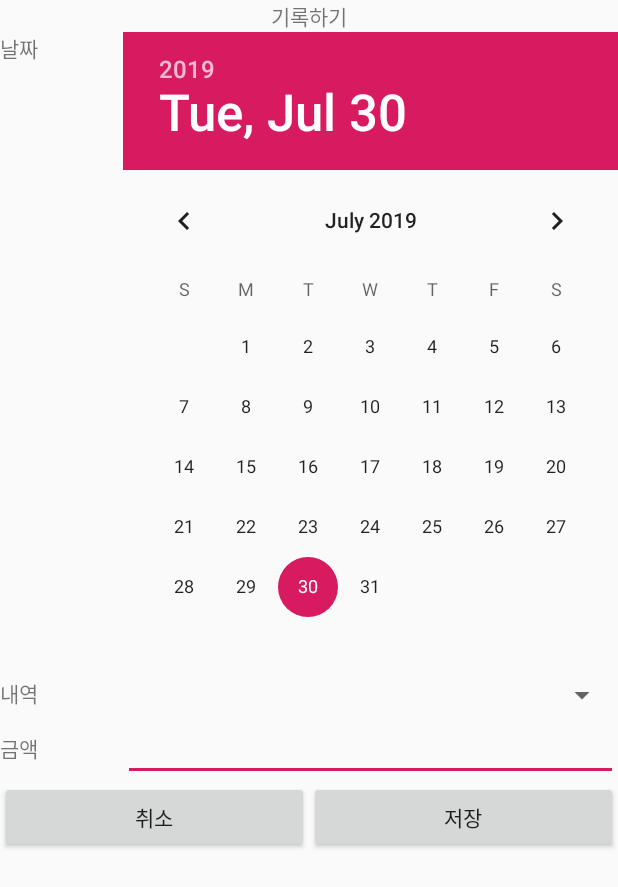
After one commit to thanksthanks/PocketMoney, an Android app: the WriteActivity screen opened directly, with no data from a screen before it, on a phone screen of 412 x 824 dp. The commit adds this screen. Shown: the top 887 px of the screen. Run offline under Robolectric (Android 15) with nearby library versions, the phone set to English and light mode, and no system bars.

Commit message:
수정(도연)

```diff
--- a/app/src/main/AndroidManifest.xml
+++ b/app/src/main/AndroidManifest.xml
@@ -9,8 +9,8 @@
         android:roundIcon="@mipmap/ic_launcher_round"
         android:supportsRtl="true"
         android:theme="@style/AppTheme">
-        <activity android:name=".Activity.LoginActivity">
-        </activity>
+        <activity android:name=".Activity.WriteActivity"></activity>
+        <activity android:name=".Activity.LoginActivity"></activity>
         <activity android:name=".Activity.MainActivity">
             <intent-filter>
                 <action android:name="android.intent.action.MAIN" />
--- a/app/src/main/java/com/example/pocketmoney/Activity/MainActivity.java
+++ b/app/src/main/java/com/example/pocketmoney/Activity/MainActivity.java
@@ -35,8 +35,8 @@ public class MainActivity extends AppCompatActivity {
 
         //탭생성
         mTabLayout.addTab(mTabLayout.newTab().setText("메인화면"));
-        mTabLayout.addTab(mTabLayout.newTab().setText("용돈기록장"));
-        mTabLayout.addTab(mTabLayout.newTab().setText("용돈기록하기"));
+        mTabLayout.addTab(mTabLayout.newTab().setText("용돈 기록장"));
+        mTabLayout.addTab(mTabLayout.newTab().setText("용돈 기록하기"));
         mTabLayout.addTab(mTabLayout.newTab().setText("게임하기"));
         mTabLayout.addTab(mTabLayout.newTab().setText("회원정보"));
         mTabLayout.setTabGravity(TabLayout.GRAVITY_FILL);
--- /dev/null
+++ b/app/src/main/java/com/example/pocketmoney/Activity/WriteActivity.java
@@ -0,0 +1,16 @@
+package com.example.pocketmoney.Activity;
+
+import androidx.appcompat.app.AppCompatActivity;
+
+import android.os.Bundle;
+
+import com.example.pocketmoney.R;
+
+public class WriteActivity extends AppCompatActivity {
+
+    @Override
+    protected void onCreate(Bundle savedInstanceState) {
+        super.onCreate(savedInstanceState);
+        setContentView(R.layout.activity_write);
+    }
+}
--- /dev/null
+++ b/app/src/main/java/com/example/pocketmoney/Bean/MoneyBean.java
@@ -0,0 +1,6 @@
+package com.example.pocketmoney.Bean;
+
+public class MoneyBean {
+
+
+}
--- /dev/null
+++ b/app/src/main/res/layout/activity_write.xml
@@ -0,0 +1,98 @@
+<?xml version="1.0" encoding="utf-8"?>
+<LinearLayout
+    xmlns:android="http://schemas.android.com/apk/res/android"
+    android:layout_width="match_parent"
+    android:layout_height="match_parent"
+    android:orientation="vertical">
+
+    <TextView
+        android:id="@+id/textView4"
+        android:layout_width="match_parent"
+        android:layout_height="wrap_content"
+        android:gravity="center"
+        android:text="기록하기" />
+
+    <LinearLayout
+        android:layout_width="match_parent"
+        android:layout_height="wrap_content"
+        android:orientation="horizontal"
+        android:weightSum="10">
+
+        <TextView
+            android:id="@+id/textView1"
+            android:layout_width="0dp"
+            android:layout_height="wrap_content"
+            android:layout_weight="2"
+            android:text="날짜" />
+
+        <DatePicker
+            android:id="@+id/spinner2"
+            android:layout_width="0dp"
+            android:layout_height="wrap_content"
+            android:layout_weight="8" />
+    </LinearLayout>
+
+    <LinearLayout
+        android:layout_width="match_parent"
+        android:layout_height="wrap_content"
+        android:orientation="horizontal"
+        android:weightSum="10">
+
+        <TextView
+            android:id="@+id/textView2"
+            android:layout_width="0dp"
+            android:layout_height="wrap_content"
+            android:text="내역"
+            android:layout_weight="2"/>
+
+        <Spinner
+            android:id="@+id/spinner"
+            android:layout_width="0dp"
+            android:layout_height="wrap_content"
+            android:layout_weight="8"/>
+    </LinearLayout>
+
+    <LinearLayout
+        android:layout_width="match_parent"
+        android:layout_height="wrap_content"
+        android:orientation="horizontal"
+        android:weightSum="10">
+
+        <TextView
+            android:id="@+id/textView3"
+            android:layout_width="0dp"
+            android:layout_height="wrap_content"
+            android:layout_weight="2"
+            android:text="금액" />
+
+        <EditText
+            android:id="@+id/editText"
+            android:layout_width="0dp"
+            android:layout_height="wrap_content"
+            android:layout_weight="8"
+            android:ems="10"
+            android:inputType="number" />
+
+    </LinearLayout>
+
+    <LinearLayout
+        android:layout_width="match_parent"
+        android:layout_height="wrap_content"
+        android:orientation="horizontal">
+
+        <Button
+            android:id="@+id/button5"
+            android:layout_width="wrap_content"
+            android:layout_height="wrap_content"
+            android:layout_weight="1"
+            android:text="취소" />
+
+        <Button
+            android:id="@+id/button6"
+            android:layout_width="wrap_content"
+            android:layout_height="wrap_content"
+            android:layout_weight="1"
+            android:text="저장" />
+    </LinearLayout>
+
+</LinearLayout>
--- a/app/src/main/res/layout/fragment_game.xml
+++ b/app/src/main/res/layout/fragment_game.xml
@@ -5,10 +5,4 @@
     android:layout_height="match_parent"
     tools:context=".Fragment.GameFragment">
 
-    <!-- TODO: Update blank fragment layout -->
-    <TextView
-        android:layout_width="match_parent"
-        android:layout_height="match_parent"
-        android:text="@string/hello_blank_fragment" />
-
 </FrameLayout>
--- a/app/src/main/res/layout/fragment_home.xml
+++ b/app/src/main/res/layout/fragment_home.xml
@@ -5,10 +5,5 @@
     android:layout_height="match_parent"
     tools:context=".Fragment.HomeFragment">
 
-    <!-- TODO: Update blank fragment layout -->
-    <TextView
-        android:layout_width="match_parent"
-        android:layout_height="match_parent"
-        android:text="@string/hello_blank_fragment" />
 
 </FrameLayout>
```
Also changed, not shown: app/src/main/res/layout/fragment_user.xml (+26 -0 lines), app/src/main/res/layout/view_money.xml (added, +31 -0 lines), app/src/main/res/layout/fragment_write.xml (line endings or trailing spaces), 1459 other files.
